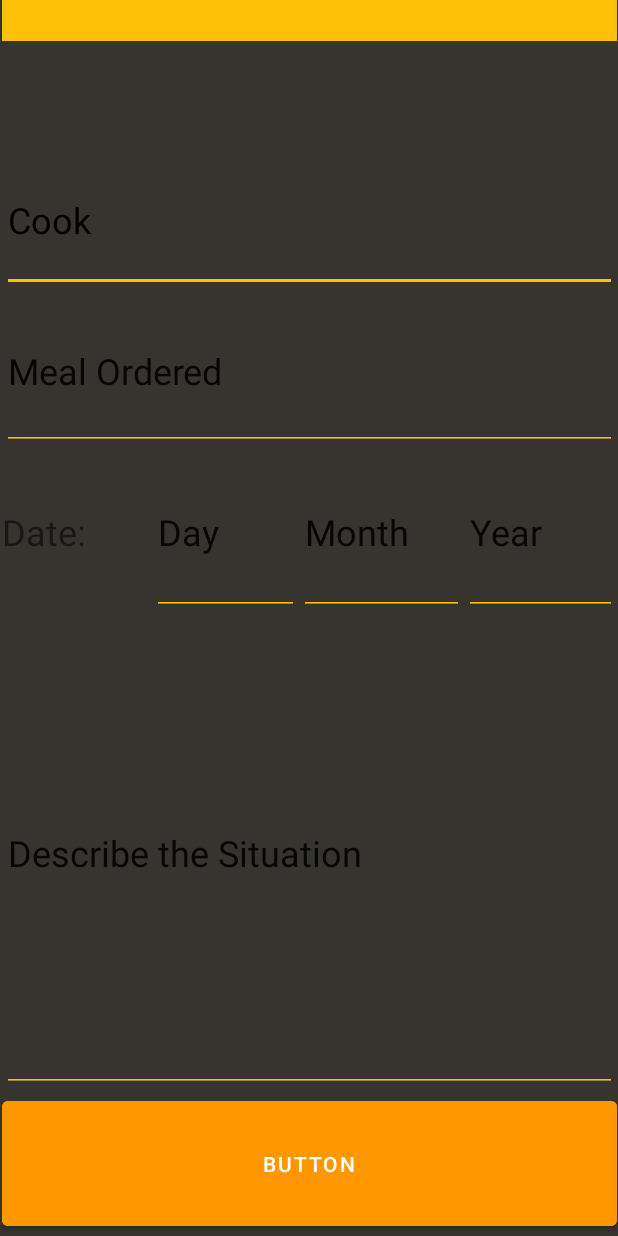
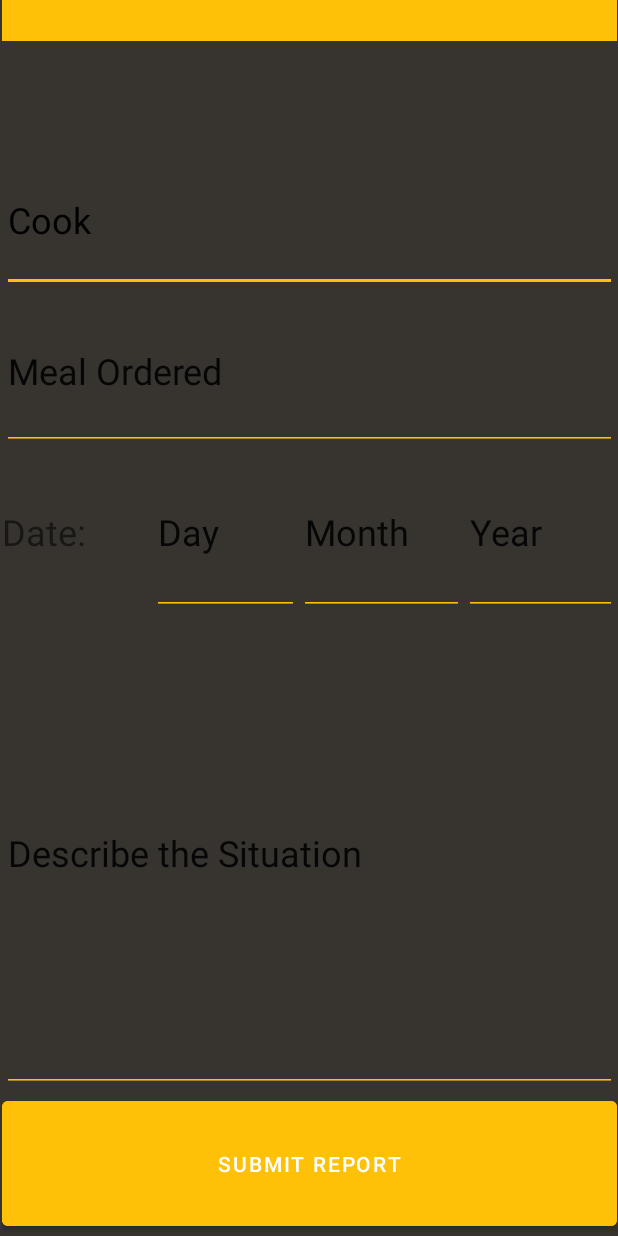
Before and after one commit to uOttawaSEGA2022/project-group-17, an Android app: the layout submit_report.xml on its own in the app's theme, with its tools: preview values and no code run, on a phone screen of 412 x 824 dp. Run offline under Robolectric (Android 15) with nearby library versions, the light colour scheme and no system bars.

Commit message:
adding text to button, colors

```diff
--- a/app/src/main/res/layout/submit_report.xml
+++ b/app/src/main/res/layout/submit_report.xml
@@ -176,8 +176,8 @@
                 android:layout_width="wrap_content"
                 android:layout_height="match_parent"
                 android:layout_weight="1"
-                android:backgroundTint="#FF9800"
-                android:text="Button" />
+                android:backgroundTint="#FFC107"
+                android:text="submit report" />
         </LinearLayout>
 
     </LinearLayout>
```
